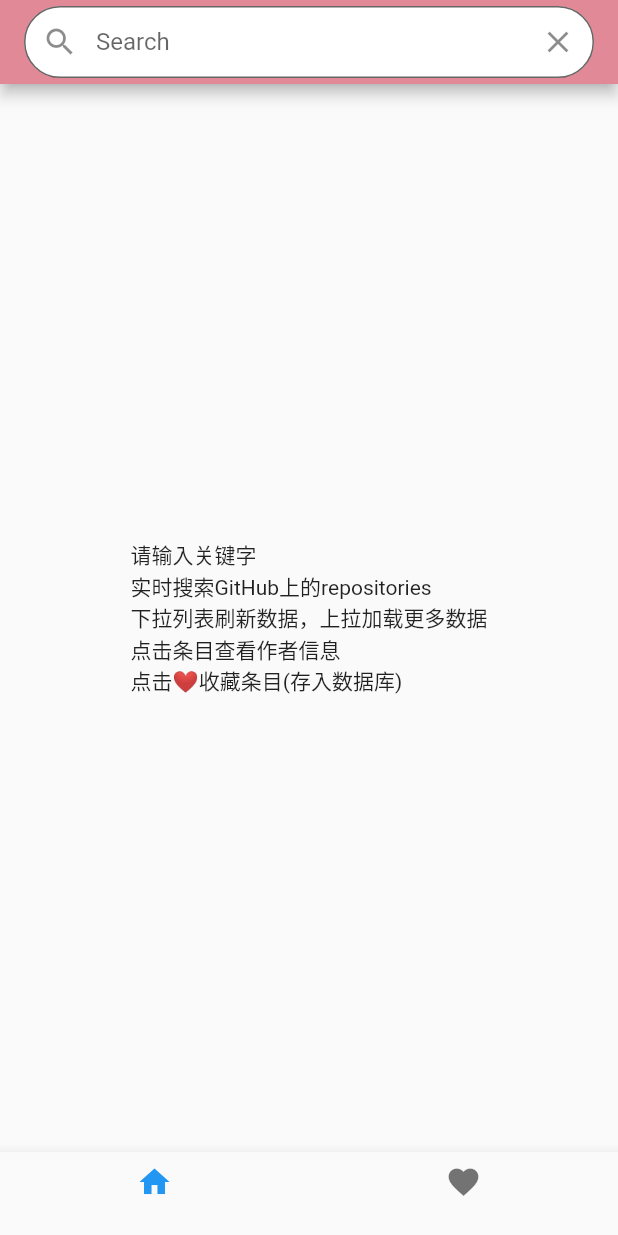
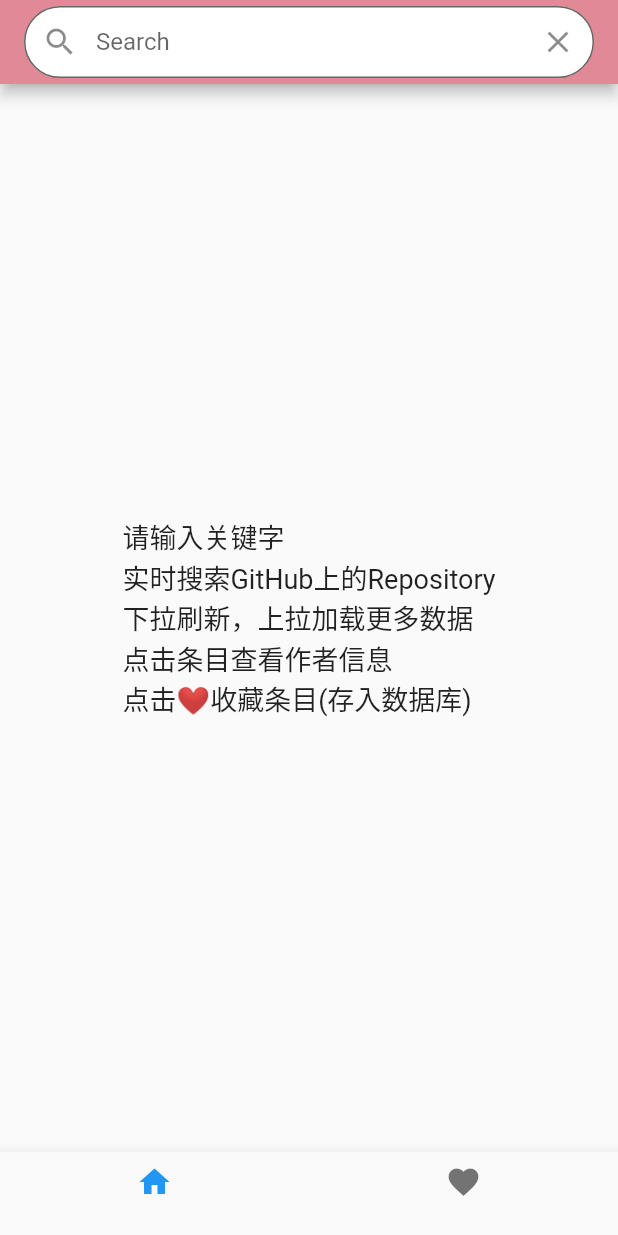
Before and after one commit to zhangshuai-git/flutter_demo, a Flutter app: the screen it shows after launch, on a phone screen of 412 x 824 dp. Run offline on Flutter 3.47's test engine with Material 2 defaults, Android fonts, the phone set to English and light mode, and no system bars; our stand-ins replace dio, flutter_easyrefresh, rxdart, sqflite, stack_trace; accounts and stored records are empty; generated files the repository leaves out were written again.

Commit message:
Revised introduction text and font size

```diff
--- a/lib/view/home_page.dart
+++ b/lib/view/home_page.dart
@@ -72,7 +72,8 @@ class HomePageState extends State<HomePage> {
       if (repositoryBloc.dataSource.value.items.length == 0) {
         return Center(
           child: Text(
-            "请输入关键字\n实时搜索GitHub上的repositories\n下拉列表刷新数据，上拉加载更多数据\n点击条目查看作者信息\n点击❤️收藏条目(存入数据库)"
+            "请输入关键字\n实时搜索GitHub上的Repository\n下拉刷新，上拉加载更多数据\n点击条目查看作者信息\n点击❤️收藏条目(存入数据库)",
+            style: TextStyle(fontSize: 18),
           )
         );
       } else {
```
Also changed, not shown: 1 other file.
